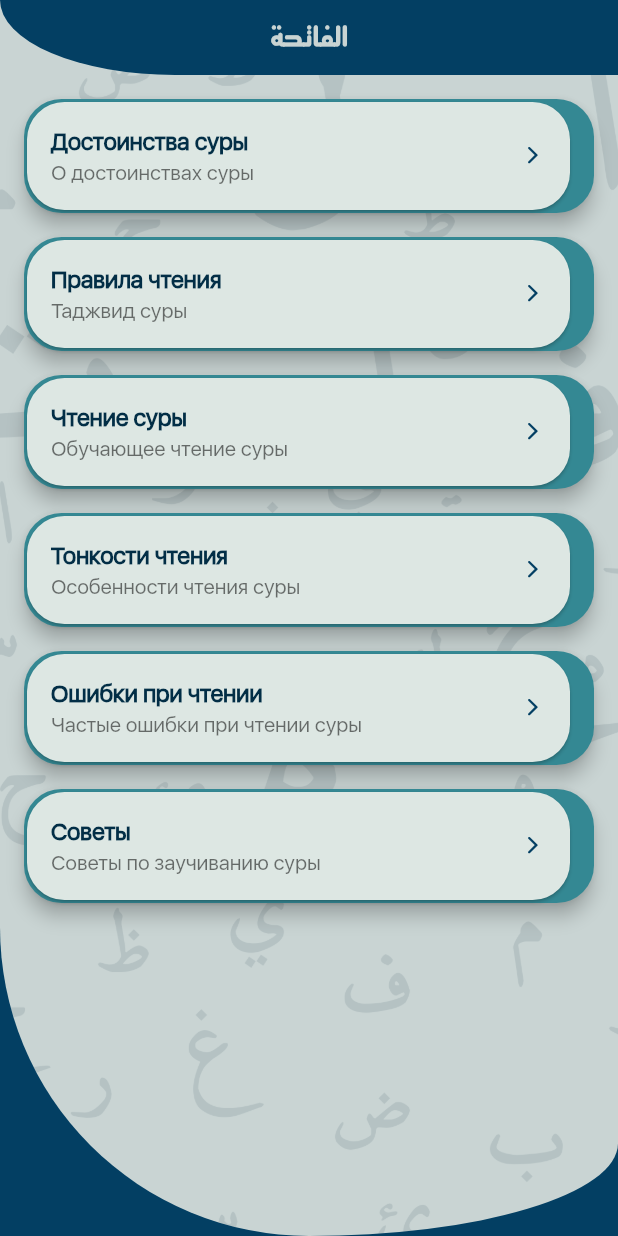
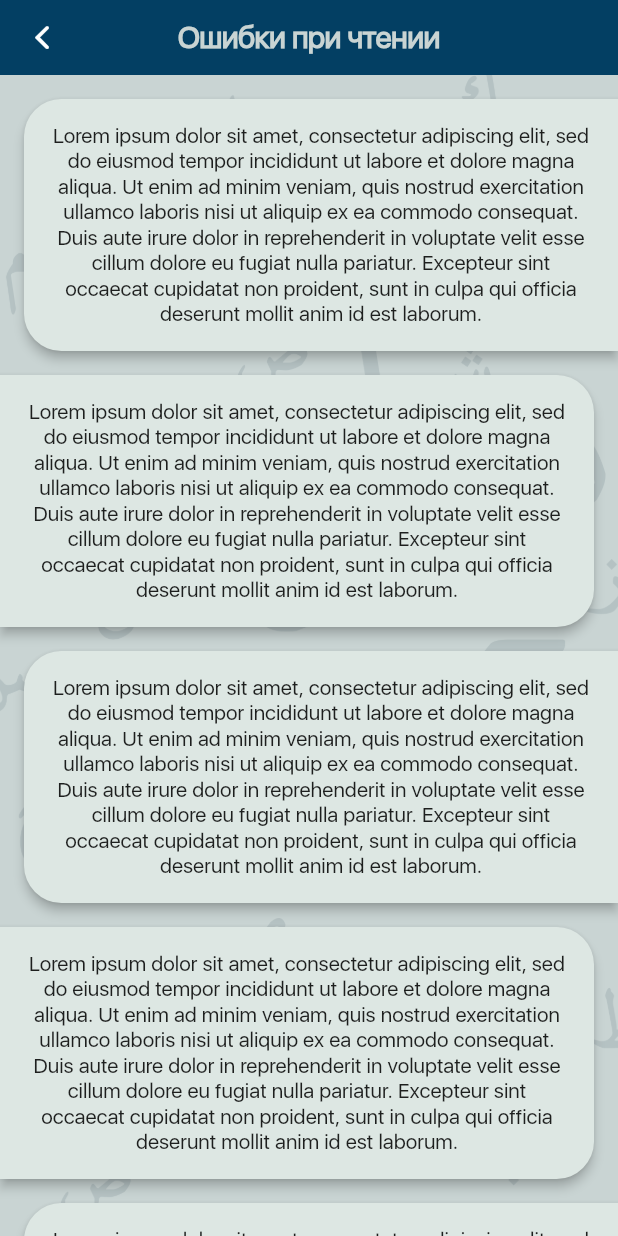
Before and after one commit to JMApps/project_fatiha, a Flutter app: the screen it shows after launch, after a tap on "Ошибки при чтении", on a phone screen of 412 x 824 dp. Run offline on Flutter 3.47's test engine with Material 2 defaults, Android fonts, the phone set to English and light mode, and no system bars; our stand-ins replace flutter_html, smooth_page_indicator, timelines.

Commit message:
Added read errors page

```diff
--- a/lib/config/routes/app_route.dart
+++ b/lib/config/routes/app_route.dart
@@ -1,5 +1,6 @@
 import 'package:flutter/material.dart';
 import 'package:project_fatiha/modules/screens/about_surah_page.dart';
+import 'package:project_fatiha/modules/screens/read_errors_page.dart';
 import 'package:project_fatiha/modules/screens/reading_features_page.dart';
 import 'package:project_fatiha/modules/screens/tajweed_surah_page.dart';
 import 'package:project_fatiha/modules/screens/write_surah_page.dart';
@@ -27,6 +28,11 @@ class AppRoute {
           builder: (_) => const ReadingFeaturesPage(),
           settings: routeSettings,
         );
+      case 'page_read_errors':
+        return MaterialPageRoute(
+          builder: (_) => const ReadErrorsPage(),
+          settings: routeSettings,
+        );
       default:
         throw (Exception('Invalid route ${routeSettings.name}'));
     }
--- /dev/null
+++ b/lib/modules/screens/read_errors_page.dart
@@ -0,0 +1,43 @@
+import 'package:flutter/cupertino.dart';
+import 'package:flutter/material.dart';
+import 'package:project_fatiha/config/themes/app_themes.dart';
+import 'package:project_fatiha/widgets/lists/read_errors_content_list.dart';
+import 'package:project_fatiha/widgets/other/read_errors_app_bar.dart';
+
+class ReadErrorsPage extends StatelessWidget {
+  const ReadErrorsPage({Key? key}) : super(key: key);
+
+  @override
+  Widget build(BuildContext context) {
+    final myColor = Theme.of(context).colorScheme;
+    return Container(
+      color: myColor.mainPrimaryColor,
+      child: SafeArea(
+        left: false,
+        right: false,
+        bottom: false,
+        child: Scaffold(
+          appBar: const PreferredSize(
+            preferredSize: Size(double.infinity, 50),
+            child: ReadErrorsAppBar(),
+          ),
+          body: Container(
+            decoration: BoxDecoration(
+              image: DecorationImage(
+                image: const AssetImage('assets/pictures/main_background.png'),
+                fit: BoxFit.cover,
+                colorFilter: ColorFilter.mode(
+                  myColor.mainPrimaryColor.withOpacity(0.1),
+                  BlendMode.modulate,
+                ),
+              ),
+            ),
+            child: const CupertinoScrollbar(
+              child: ReadErrorsContentList(),
+            ),
+          ),
+        ),
+      ),
+    );
+  }
+}
--- a/lib/utils/helpers/style_helpers.dart
+++ b/lib/utils/helpers/style_helpers.dart
@@ -12,8 +12,11 @@ class StyleHelpers {
   final mainMarginBottomOnly = const EdgeInsets.only(bottom: 16);
   final mainMarginLeftOnlyMini = const EdgeInsets.only(left: 8);
   final mainMarginRightOnlyMini = const EdgeInsets.only(right: 8);
+  final mainMarginRightBottomOnly = const EdgeInsets.only(right: 16, bottom: 16);
+  final mainMarginLeftBottomOnly = const EdgeInsets.only(left: 16, bottom: 16);
 
   final mainPaddingTopOnly = const EdgeInsets.only(top: 16);
+  final mainPaddingTopBottom = const EdgeInsets.only(top: 16, bottom: 16);
   final mainPaddingLeftBottom = const EdgeInsets.only(left: 16, bottom: 16);
   final mainPaddingRightBottom = const EdgeInsets.only(right: 16, bottom: 16);
   final mainPaddingBottomOnly = const EdgeInsets.only(bottom: 16);
@@ -39,6 +42,8 @@ class StyleHelpers {
   final tajweedWithoutLeftShapeRadius = const RoundedRectangleBorder(borderRadius: BorderRadius.only(topRight: Radius.circular(25), bottomRight: Radius.circular(25)));
   final tajweedWithoutRightShapeRadius = const RoundedRectangleBorder(borderRadius: BorderRadius.only(topLeft: Radius.circular(25), bottomLeft: Radius.circular(25)));
   final writeOnlyTopRadius = const BorderRadius.only(topLeft: Radius.elliptical(75, 50), topRight: Radius.elliptical(75, 50));
+  final readErrorRightOnlyShapeRadius = const RoundedRectangleBorder(borderRadius: BorderRadius.only(topRight: Radius.circular(25), bottomRight: Radius.circular(25)));
+  final readErrorLeftOnlyShapeRadius = const RoundedRectangleBorder(borderRadius: BorderRadius.only(topLeft: Radius.circular(25), bottomLeft: Radius.circular(25)));
 
   // Main page
   final mainSecondCardRightMargin = const EdgeInsets.only(right: 16, top: 2, bottom: 2, left: 2);
--- /dev/null
+++ b/lib/widgets/items/read_errors_left_item.dart
@@ -0,0 +1,23 @@
+import 'package:flutter/material.dart';
+import 'package:project_fatiha/utils/helpers/style_helpers.dart';
+
+class ReadErrorsLeftItem extends StatelessWidget {
+  const ReadErrorsLeftItem({Key? key}) : super(key: key);
+
+  @override
+  Widget build(BuildContext context) {
+    final styleHelpers = StyleHelpers();
+    return Card(
+      elevation: 3,
+      margin: styleHelpers.mainMarginRightBottomOnly,
+      shape: styleHelpers.readErrorRightOnlyShapeRadius,
+      child: Padding(
+        padding: styleHelpers.mainPadding,
+        child: const Text(
+          'Lorem ipsum dolor sit amet, consectetur adipiscing elit, sed do eiusmod tempor incididunt ut labore et dolore magna aliqua. Ut enim ad minim veniam, quis nostrud exercitation ullamco laboris nisi ut aliquip ex ea commodo consequat. Duis aute irure dolor in reprehenderit in voluptate velit esse cillum dolore eu fugiat nulla pariatur. Excepteur sint occaecat cupidatat non proident, sunt in culpa qui officia deserunt mollit anim id est laborum.',
+          textAlign: TextAlign.center,
+        ),
+      ),
+    );
+  }
+}
--- /dev/null
+++ b/lib/widgets/items/read_errors_right_item.dart
@@ -0,0 +1,23 @@
+import 'package:flutter/material.dart';
+import 'package:project_fatiha/utils/helpers/style_helpers.dart';
+
+class ReadErrorsRightItem extends StatelessWidget {
+  const ReadErrorsRightItem({Key? key}) : super(key: key);
+
+  @override
+  Widget build(BuildContext context) {
+    final styleHelpers = StyleHelpers();
+    return Card(
+      elevation: 3,
+      margin: styleHelpers.mainMarginLeftBottomOnly,
+      shape: styleHelpers.readErrorLeftOnlyShapeRadius,
+      child: Padding(
+        padding: styleHelpers.mainPadding,
+        child: const Text(
+          'Lorem ipsum dolor sit amet, consectetur adipiscing elit, sed do eiusmod tempor incididunt ut labore et dolore magna aliqua. Ut enim ad minim veniam, quis nostrud exercitation ullamco laboris nisi ut aliquip ex ea commodo consequat. Duis aute irure dolor in reprehenderit in voluptate velit esse cillum dolore eu fugiat nulla pariatur. Excepteur sint occaecat cupidatat non proident, sunt in culpa qui officia deserunt mollit anim id est laborum.',
+          textAlign: TextAlign.center,
+        ),
+      ),
+    );
+  }
+}
--- /dev/null
+++ b/lib/widgets/lists/read_errors_content_list.dart
@@ -0,0 +1,22 @@
+import 'package:flutter/material.dart';
+import 'package:project_fatiha/utils/helpers/style_helpers.dart';
+import 'package:project_fatiha/widgets/items/read_errors_left_item.dart';
+import 'package:project_fatiha/widgets/items/read_errors_right_item.dart';
+
+class ReadErrorsContentList extends StatelessWidget {
+  const ReadErrorsContentList({Key? key}) : super(key: key);
+
+  @override
+  Widget build(BuildContext context) {
+    final styleHelpers = StyleHelpers();
+    return ListView.builder(
+      padding: styleHelpers.mainPaddingTopBottom,
+      itemCount: 25,
+      itemBuilder: (BuildContext context, int index) {
+        return index.isOdd
+            ? const ReadErrorsLeftItem()
+            : const ReadErrorsRightItem();
+      },
+    );
+  }
+}
--- /dev/null
+++ b/lib/widgets/other/read_errors_app_bar.dart
@@ -0,0 +1,31 @@
+import 'package:flutter/cupertino.dart';
+import 'package:flutter/material.dart';
+import 'package:project_fatiha/config/themes/app_themes.dart';
+
+class ReadErrorsAppBar extends StatelessWidget {
+  const ReadErrorsAppBar({Key? key}) : super(key: key);
+
+  @override
+  Widget build(BuildContext context) {
+    return AppBar(
+      leading: IconButton(
+        color: Colors.white,
+        splashRadius: 20,
+        icon: const Icon(
+          CupertinoIcons.back,
+        ),
+        onPressed: () {
+          Navigator.of(context).pop();
+        },
+      ),
+      title: Text(
+        'Ошибки при чтении',
+        style: TextStyle(
+          color: Theme.of(context).colorScheme.mainTitleColor,
+          letterSpacing: -0.40,
+          fontWeight: FontWeight.bold,
+        ),
+      ),
+    );
+  }
+}
```
